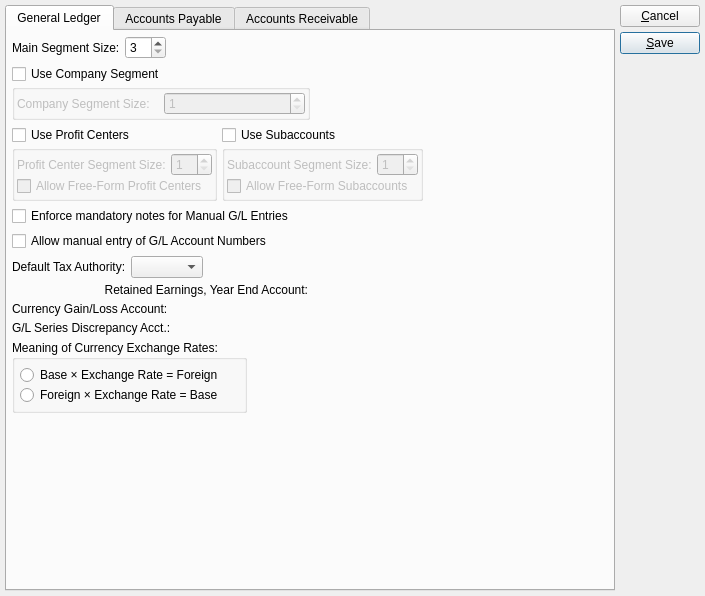
The window that xtuple/trunk/guiclient/configureGL.ui (WooodHead/xtuple) describes before a commit, drawn with Qt 5.
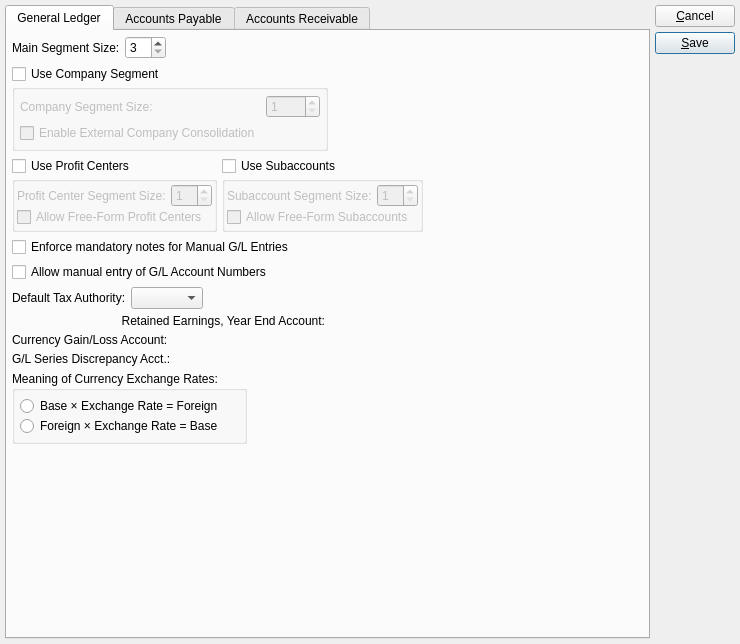
The same window after the commit. Custom widgets are drawn as their Qt base class.

Commit message: fixes issue #6788 - Multi-Database Financial Report Engine Consolidation - first pass implementing the feature as specified.

```diff
--- a/xtuple/trunk/guiclient/configureGL.ui
+++ b/xtuple/trunk/guiclient/configureGL.ui
@@ -5,8 +5,8 @@
    <rect>
     <x>0</x>
     <y>0</y>
-    <width>705</width>
-    <height>596</height>
+    <width>740</width>
+    <height>644</height>
    </rect>
   </property>
   <property name="windowTitle" >
@@ -140,23 +140,8 @@
                  <property name="title" >
                   <string/>
                  </property>
-                 <layout class="QHBoxLayout" >
-                  <property name="spacing" >
-                   <number>5</number>
-                  </property>
-                  <property name="leftMargin" >
-                   <number>2</number>
-                  </property>
-                  <property name="topMargin" >
-                   <number>2</number>
-                  </property>
-                  <property name="rightMargin" >
-                   <number>2</number>
-                  </property>
-                  <property name="bottomMargin" >
-                   <number>2</number>
-                  </property>
-                  <item>
+                 <layout class="QGridLayout" >
+                  <item row="0" column="0" >
                    <widget class="QLabel" name="_companySizeLit" >
                     <property name="text" >
                      <string>Company Segment Size:</string>
@@ -166,7 +151,7 @@
                     </property>
                    </widget>
                   </item>
-                  <item>
+                  <item row="0" column="1" >
                    <widget class="QSpinBox" name="_companySegmentSize" >
                     <property name="minimum" >
                      <number>1</number>
@@ -176,6 +161,13 @@
                     </property>
                    </widget>
                   </item>
+                  <item row="1" column="0" >
+                   <widget class="QCheckBox" name="_externalConsolidation" >
+                    <property name="text" >
+                     <string>Enable External Company Consolidation</string>
+                    </property>
+                   </widget>
+                  </item>
                  </layout>
                 </widget>
                </item>
```
Left out of the diff: 5 changed lines with no effect on the pictures. The commit also changes 29 other files.
